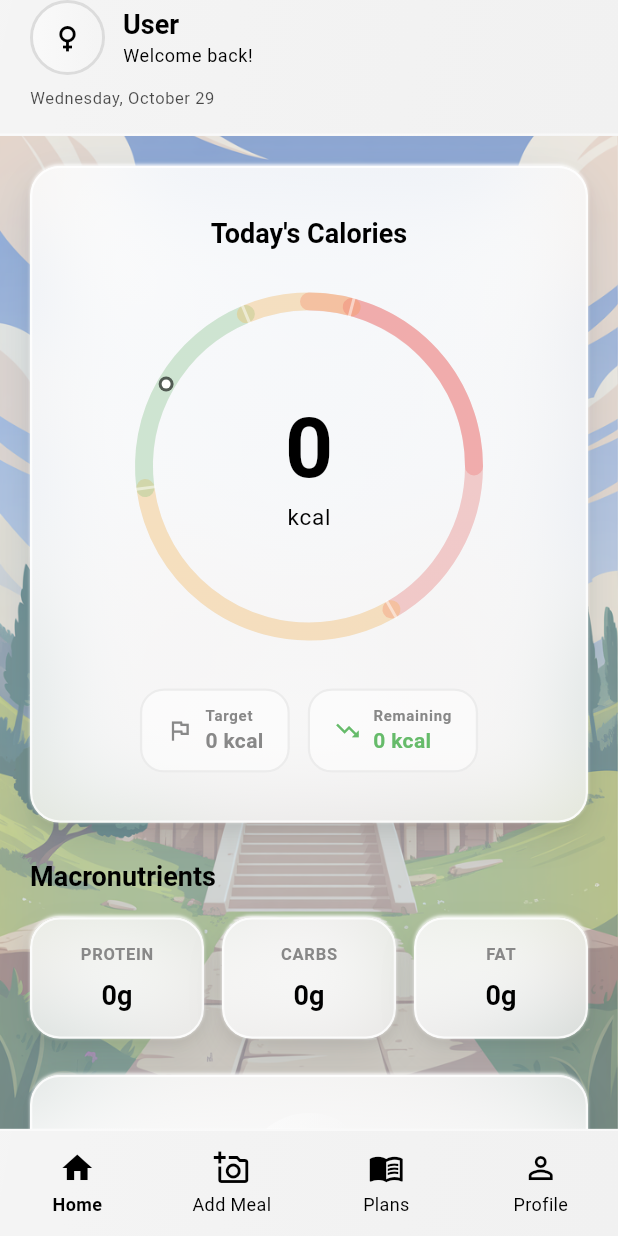
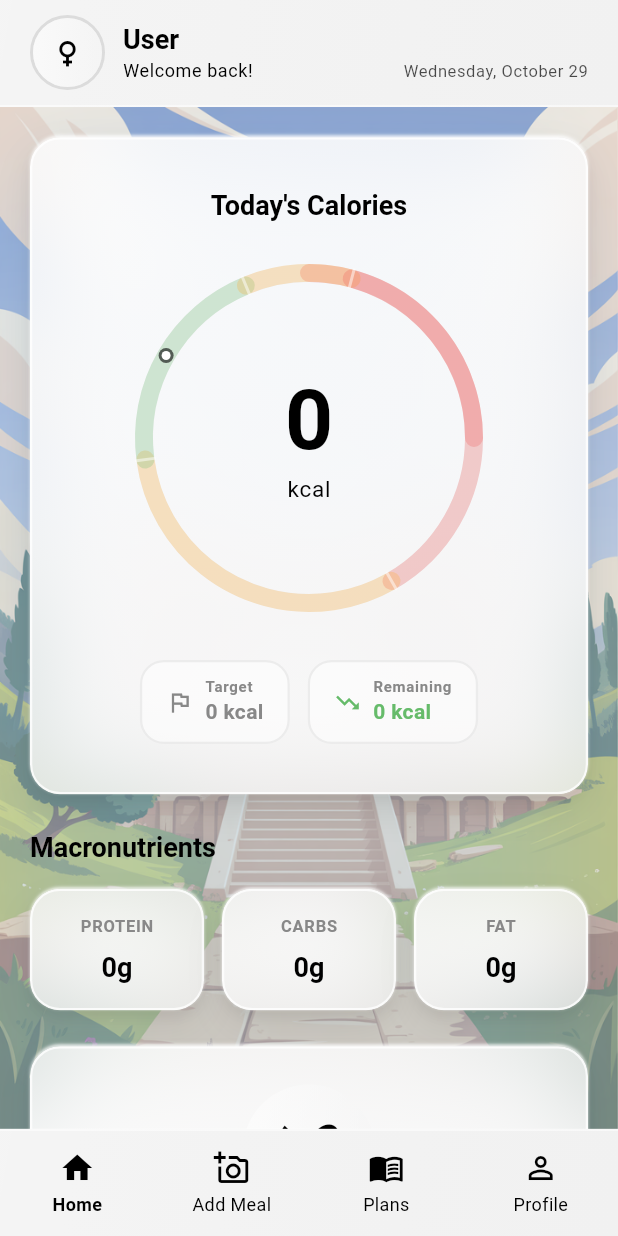
Before and after one commit to VladTepesDev/VU3, a Flutter app: the MainNavigation screen opened directly, on a phone screen of 412 x 824 dp. Run offline on Flutter 3.47's test engine with Material 3 defaults, Android fonts, the phone set to English and light mode, and no system bars; our stand-ins replace audioplayers, flutter_local_notifications, image_picker, shared_preferences, timezone; missing offline and left inert: flutter_inappwebview; accounts and stored records are empty; statements that could not run were skipped.

Commit message:
header redesigned

```diff
--- a/lib/screens/main_navigation.dart
+++ b/lib/screens/main_navigation.dart
@@ -1,4 +1,3 @@
-import 'dart:ui';
 import 'dart:io';
 import 'package:flutter/material.dart';
 import 'package:provider/provider.dart';
@@ -43,6 +42,8 @@ class MainNavigationState extends State<MainNavigation> {
       extendBody: false,
       body: Column(
         children: [
+          // Space at the top of the screen for notch/island
+          SizedBox(height: MediaQuery.of(context).padding.top - 6),
           // Fixed header
           Container(
             decoration: BoxDecoration(
@@ -61,21 +62,17 @@ class MainNavigationState extends State<MainNavigation> {
                   ),
                 ),
               ),
-            padding: EdgeInsets.only(
-              top: MediaQuery.of(context).padding.top / 2,
-              left: 20,
-              right: 20,
-              bottom: 16,
-            ),
+              padding: EdgeInsets.zero,
+              child: SizedBox(
+              height: 70,
+              child: Padding(
+                padding: const EdgeInsets.symmetric(horizontal: 20),
                 child: Consumer<UserProvider>(
                   builder: (context, userProvider, _) {
                     final user = userProvider.userProfile;
                     final userName = user?.name ?? 'User';
 
-                return Column(
-                  children: [
-                    // Profile Image and Name
-                    Row(
+                    return Row(
                       children: [
                         // Profile Image
                         Container(
@@ -133,6 +130,7 @@ class MainNavigationState extends State<MainNavigation> {
                         Expanded(
                           child: Column(
                             crossAxisAlignment: CrossAxisAlignment.start,
+                            mainAxisAlignment: MainAxisAlignment.center,
                             children: [
                               Text(
                                 userName,
@@ -141,32 +139,32 @@ class MainNavigationState extends State<MainNavigation> {
                                     ),
                               ),
                               const SizedBox(height: 2),
+                              Row(
+                                mainAxisAlignment: MainAxisAlignment.spaceBetween,
+                                children: [
                                   Text(
                                     'Welcome back!',
                                     style: Theme.of(context).textTheme.bodySmall?.copyWith(
                                           color: AppTheme.textBlack,
                                         ),
                                   ),
-                            ],
-                          ),
-                        ),
-                      ],
-                    ),
-                    const SizedBox(height: 8),
-                    // Date
-                    Align(
-                      alignment: Alignment.centerLeft,
-                      child: Text(
+                                  Text(
                                     DateFormat('EEEE, MMMM d').format(DateTime.now()),
                                     style: Theme.of(context).textTheme.bodySmall?.copyWith(
                                           color: AppTheme.textBlack.withValues(alpha: 0.7),
                                           fontSize: 11,
                                         ),
                                   ),
+                                ],
+                              ),
+                            ],
+                          ),
                         ),
                       ],
                     );
                   },
+                ),
+              ),
             ),
           ),
           // Body content
```
Lines whose indentation alone changed are shown as unchanged.
